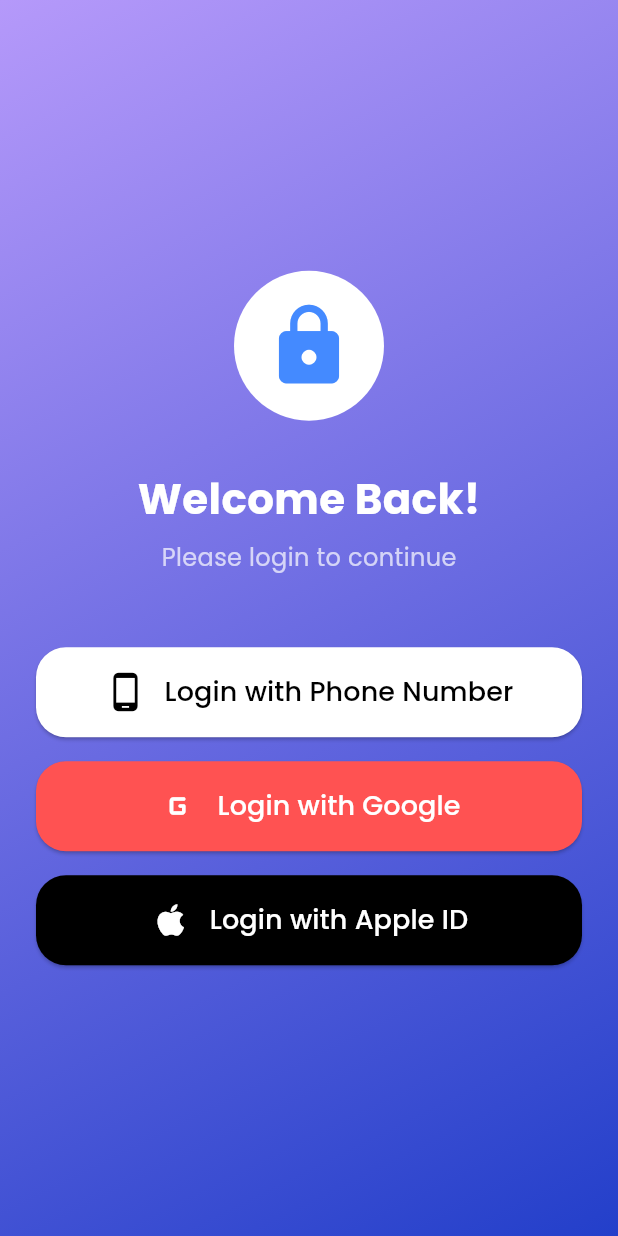
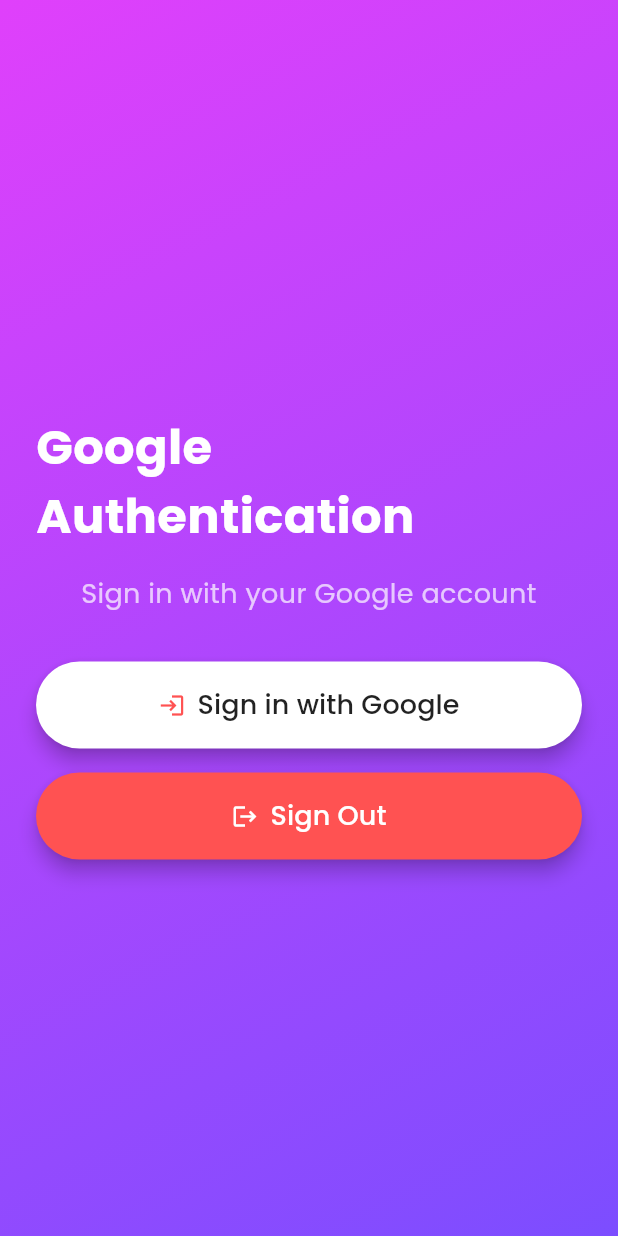
Before and after one commit to A-Phat/authentication_firebase, a Flutter app: the screen it shows after launch, after a tap on "Login with Google", on a phone screen of 412 x 824 dp. Run offline on Flutter 3.47's test engine with Material 3 defaults, Android fonts, the phone set to English and light mode, and no system bars; our stand-ins replace firebase_auth, firebase_core, google_fonts, google_sign_in; accounts and stored records are empty.

Commit message:
Add Google authentication screen and integrate with login flow

```diff
--- /dev/null
+++ b/lib/screens/google_auth_screen.dart
@@ -0,0 +1,163 @@
+import 'package:flutter/material.dart';
+import 'package:firebase_auth/firebase_auth.dart';
+import 'package:google_sign_in/google_sign_in.dart';
+import 'package:google_fonts/google_fonts.dart';
+
+class GoogleAuthScreen extends StatefulWidget {
+  const GoogleAuthScreen({super.key});
+
+  @override
+  _GoogleAuthScreenState createState() => _GoogleAuthScreenState();
+}
+
+class _GoogleAuthScreenState extends State<GoogleAuthScreen> {
+  final FirebaseAuth _auth = FirebaseAuth.instance;
+
+// ฟังก์ชันสำหรับ Google Sign-In พร้อมแสดง Token ที่ได้
+  Future<void> signInWithGoogle() async {
+    try {
+      final GoogleSignInAccount? googleUser = await GoogleSignIn().signIn();
+      if (googleUser == null) {
+        return; // ผู้ใช้ยกเลิกการเข้าสู่ระบบ
+      }
+
+      final GoogleSignInAuthentication googleAuth = await googleUser.authentication;
+
+      // สร้าง Credential สำหรับ Firebase
+      final credential = GoogleAuthProvider.credential(
+        accessToken: googleAuth.accessToken,
+        idToken: googleAuth.idToken,
+      );
+
+      // เข้าสู่ระบบ Firebase ด้วย Google Credential
+      final UserCredential userCredential = await _auth.signInWithCredential(credential);
+
+      // รับ Token เพื่อส่งไป Backend
+      String? idToken = await userCredential.user?.getIdToken();
+      debugPrint("Firebase ID Token: $idToken");
+
+      // แสดง Token ใน SnackBar (เพื่อการตรวจสอบ)
+      ScaffoldMessenger.of(context).showSnackBar(
+        SnackBar(content: Text("Google Signed in! ")),
+      );
+
+      // ส่ง Token ไปยัง Backend ได้ที่นี่
+      // sendTokenToBackend(idToken);  // <-- สามารถเพิ่มฟังก์ชันนี้ได้ตามต้องการ
+    } catch (e) {
+      print("Error during Google Sign-In: $e");
+      ScaffoldMessenger.of(context).showSnackBar(
+        SnackBar(content: Text("Failed to sign in: $e")),
+      );
+    }
+  }
+
+  Future<void> signOut() async {
+    await _auth.signOut();
+    await GoogleSignIn().signOut();
+    ScaffoldMessenger.of(context).showSnackBar(
+      const SnackBar(content: Text("Signed out successfully!")),
+    );
+  }
+
+  @override
+  Widget build(BuildContext context) {
+    return Scaffold(
+      body: Container(
+        padding: const EdgeInsets.symmetric(horizontal: 24),
+        decoration: const BoxDecoration(
+          gradient: LinearGradient(
+            colors: [Colors.purpleAccent, Colors.deepPurpleAccent],
+            begin: Alignment.topLeft,
+            end: Alignment.bottomRight,
+          ),
+        ),
+        child: Center(
+          child: SingleChildScrollView(
+            child: Column(
+              mainAxisAlignment: MainAxisAlignment.center,
+              children: [
+                // โลโก้ Google
+                // CircleAvatar(
+                //   radius: 60,
+                //   backgroundColor: Colors.white,
+                //   child: Image.asset(
+                //     'assets/google_logo.png', // เพิ่มโลโก้ Google (เพิ่มใน assets)
+                //     height: 60,
+                //   ),
+                // ),
+                const SizedBox(height: 24),
+
+                // ข้อความต้อนรับ
+                Text(
+                  "Google Authentication",
+                  style: GoogleFonts.poppins(
+                    fontSize: 32,
+                    fontWeight: FontWeight.bold,
+                    color: Colors.white,
+                  ),
+                ),
+                const SizedBox(height: 16),
+                Text(
+                  "Sign in with your Google account",
+                  style: GoogleFonts.poppins(fontSize: 18, color: Colors.white70),
+                  textAlign: TextAlign.center,
+                ),
+                const SizedBox(height: 32),
+
+                // ปุ่ม Sign in ด้วย Google
+                _buildButton(
+                  text: "Sign in with Google",
+                  icon: Icons.login,
+                  onPressed: signInWithGoogle,
+                  buttonColor: Colors.white,
+                  iconColor: Colors.redAccent,
+                  textColor: Colors.black87,
+                ),
+                const SizedBox(height: 16),
+
+                // ปุ่ม Sign Out
+                _buildButton(
+                  text: "Sign Out",
+                  icon: Icons.logout,
+                  buttonColor: Colors.redAccent,
+                  iconColor: Colors.white,
+                  textColor: Colors.white,
+                  onPressed: signOut,
+                ),
+              ],
+            ),
+          ),
+        ),
+      ),
+    );
+  }
+
+  Widget _buildButton({
+    required String text,
+    required IconData icon,
+    required VoidCallback onPressed,
+    Color buttonColor = Colors.white,
+    Color iconColor = Colors.white,
+    Color textColor = Colors.white,
+  }) {
+    return SizedBox(
+      width: double.infinity,
+      child: ElevatedButton.icon(
+        style: ElevatedButton.styleFrom(
+          backgroundColor: buttonColor,
+          padding: const EdgeInsets.symmetric(vertical: 16),
+          shape: RoundedRectangleBorder(
+            borderRadius: BorderRadius.circular(30),
+          ),
+          elevation: 5, // เพิ่มเงา
+        ),
+        onPressed: onPressed,
+        icon: Icon(icon, color: iconColor),
+        label: Text(
+          text,
+          style: GoogleFonts.poppins(fontSize: 18, color: textColor),
+        ),
+      ),
+    );
+  }
+}
--- a/lib/screens/login_screen.dart
+++ b/lib/screens/login_screen.dart
@@ -1,4 +1,5 @@
-import 'package:authentication/src/phone-auth-screen.dart';
+import 'package:authentication/screens/google_auth_screen.dart';
+import 'package:authentication/screens/phone-auth-screen.dart';
 import 'package:flutter/material.dart';
 import 'package:google_fonts/google_fonts.dart';
 
@@ -15,6 +16,10 @@ class LoginScreen extends StatelessWidget {
 
   void _loginWithGoogle(BuildContext context) {
     print("Login with Google");
+    Navigator.push(
+      context,
+      MaterialPageRoute(builder: (context) => const GoogleAuthScreen()),
+    );
   }
 
   void _loginWithApple(BuildContext context) {
```
